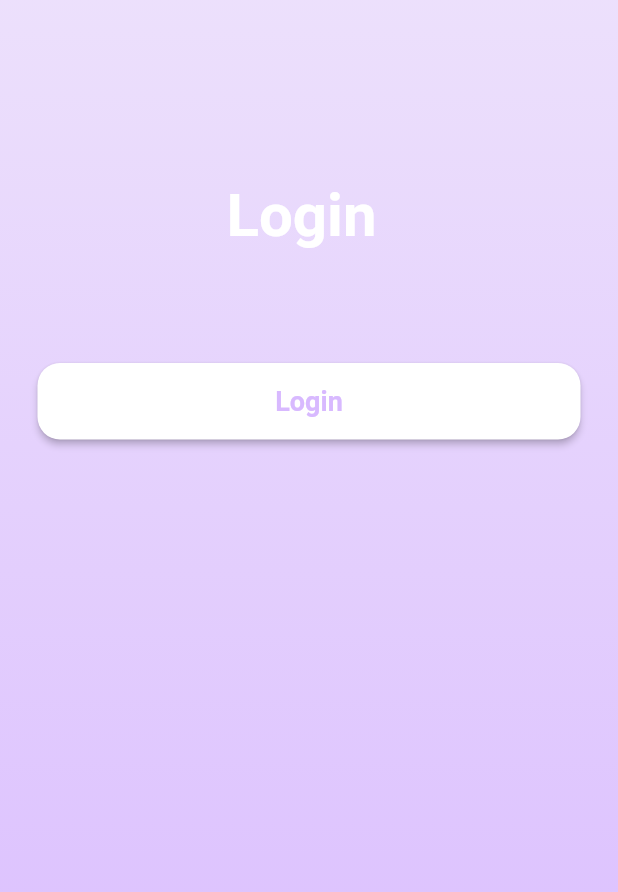
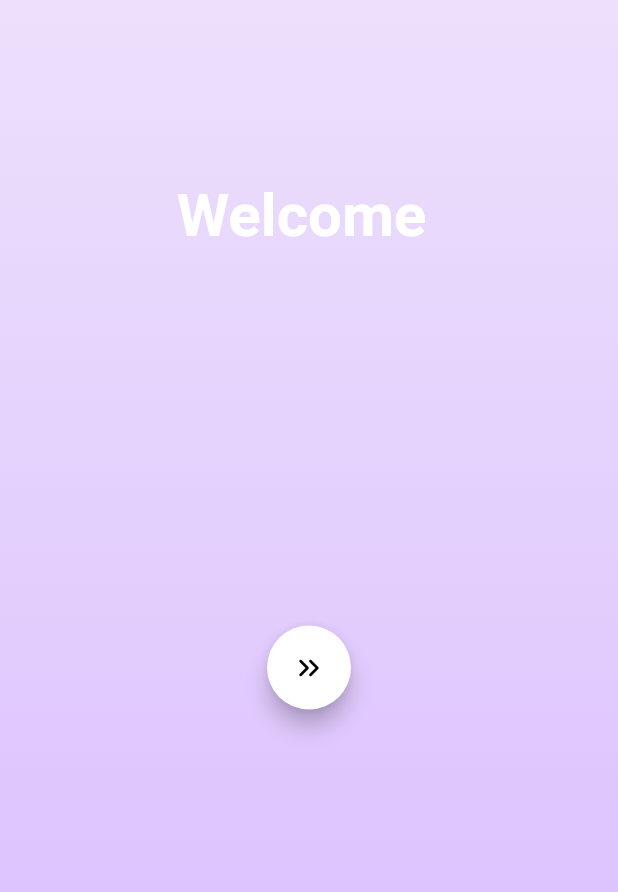
Before and after one commit to trisnabayuuu/libraryApps, a Flutter app: the screen it shows after launch, on a phone screen of 412 x 824 dp. Shown: the top 892 px of the screen. Run offline on Flutter 3.47's test engine with Material 2 defaults, Android fonts, the phone set to English and light mode, and no system bars; our stand-ins replace google_nav_bar, line_icons; missing offline and left inert: dart:html.

Commit message:
create and read

```diff
--- a/lib/create.dart
+++ b/lib/create.dart
@@ -2,6 +2,7 @@ import 'dart:convert';
 
 import 'package:flutter/material.dart';
 import 'package:http/http.dart' as http;
+import 'package:libarary_apps_dart/main.dart';
 
 class createBook extends StatefulWidget {
   const createBook({Key? key}) : super(key: key);
@@ -55,6 +56,8 @@ class _createBookState extends State<createBook> {
                         "Author": authorController.text,
                       }
                     }));
+                Navigator.push(context,
+                  MaterialPageRoute(builder: (context) => const ListBook()),);
                 },
                 child: Text("Simpan"))
             ],
--- a/lib/main.dart
+++ b/lib/main.dart
@@ -1,12 +1,10 @@
 import 'dart:html';
 import 'dart:convert';
-
 import 'package:flutter/material.dart';
 import 'package:flutter/services.dart';
 import 'package:libarary_apps_dart/create.dart';
 import 'package:provider/provider.dart';
 import 'package:http/http.dart' as http;
-import 'package:http_parser/http_parser.dart';
 
 import 'books.dart';
 
@@ -74,7 +72,7 @@ class _HomeState extends State<Home> {
                     mainAxisAlignment: MainAxisAlignment.center,
                     children: <Widget>[
                       const Text(
-                        "Login ",
+                        "Welcome ",
                         style: TextStyle(
                           color: Colors.white,
                           fontSize: 40,
@@ -82,7 +80,7 @@ class _HomeState extends State<Home> {
                         ),
                       ),
                       const SizedBox(height: 50,),
-                      loginBtn(context),
+                      welcomeBtn(context),
                     ],
                   ),
                 ),
@@ -116,24 +114,11 @@ class ListBook extends StatelessWidget {
           itemBuilder: (context, index) {
             final book = bookProvider.books[index];
             return ListTile(
+              leading: Icon(Icons.image),
               title: Text(book.judul,),
               subtitle: Text( book.author),
-              // leading: SizedBox(
-              //   height: 100.0,
-              //   width: 100.0, // fixed width and height
-              //   child: Image.asset(book.image),
-              //   ),
-
-
 
               onTap: () {
-                // print(book.id);
-                Navigator.push(
-                  context,
-                  MaterialPageRoute(builder: (context) => BooksDetail(
-                    // bookId: book.id,
-                  )),
-                );
               },
             );
           },
@@ -153,18 +138,12 @@ class ListBook extends StatelessWidget {
   }
 }
 
-Widget loginBtn(BuildContext context) {
+Widget welcomeBtn(BuildContext context) {
   return Container(
-    padding: const EdgeInsets.symmetric(vertical: 25),
-    width: double.infinity,
-    child: ElevatedButton(
-      style: ElevatedButton.styleFrom(
-        padding: const EdgeInsets.all(15),
-        shape: RoundedRectangleBorder(
-          borderRadius: BorderRadius.circular(15),
-        ),
-        backgroundColor: Colors.white,
-      ),
+    padding: const EdgeInsets.symmetric(vertical: 200),
+    child: FloatingActionButton(
+      backgroundColor: const Color(0xffffffff),
+      foregroundColor: Colors.black,
       onPressed: () {
         final bookProvider = Provider.of<BookProvider>(context, listen: false);
         bookProvider.getBooks().then((_) {
@@ -174,16 +153,10 @@ Widget loginBtn(BuildContext context) {
           );
         });
       },
-      child: const Text(
-        "Login",
-        style: TextStyle(
-          color: Color(0xffd8b9ff),
-          fontSize: 18,
-          fontWeight: FontWeight.bold,
-        ),
-      ),
-    ),
-  );
+      child: const Icon(Icons.keyboard_double_arrow_right_rounded),
+    ));
+    //////////
+
 }
 
 class BookProvider extends ChangeNotifier {
@@ -197,33 +170,32 @@ class BookProvider extends ChangeNotifier {
         'Content-Type': 'application/json',
         'Accept': 'application/json',
       };
+      var response = await http.get(Uri.parse('http://localhost:1337/api/libraries'), headers: headers);
 
-      var response = await http.get(Uri.parse('http://localhost:1337/api/libraries'), headers: headers);
-      var dataJson = jsonDecode(response.body);
-
-      _books = List<Book>.from(dataJson["data"].map((bookData) => Book.fromJson(bookData["attributes"])));
-      notifyListeners();
+        var dataJson = jsonDecode(response.body);
+        _books = List<Book>.from(dataJson["data"].map((bookData) => Book.fromJson(bookData["attributes"])));
+        notifyListeners();
 
     } catch (error) {
+      print('Error fetching books: $error');
       throw Exception('Failed to fetch books');
     }
   }
+
 }
 
 class Book {
-  // final String id;
+
   final String judul;
   final String author;
-  // final String id;
-  // Add more properties if necessary.
 
-  // Book({required this.id, required this.judul, required this.author });
-  Book({ required this.judul, required this.author });
+  Book({ required this.judul, required this.author,});
   factory Book.fromJson(Map<String, dynamic> json) {
     return Book(
       // id: json["id"],
       judul: json["Judul"],
-      author: json["Author"]
+      author: json["Author"],
+
     );
   }
 }
```
